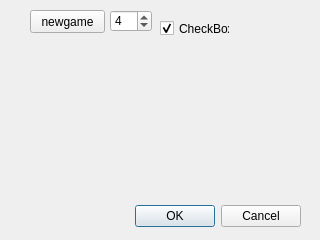
Before: the Qt Designer form src/newgame.ui in hberg539/hska-2048, drawn with Qt 5.
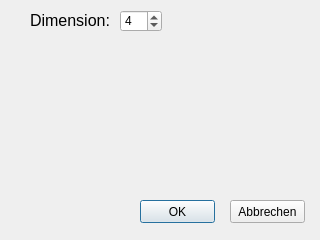
After: the same form once the commit is applied.

```diff
--- a/src/newgame.ui
+++ b/src/newgame.ui
@@ -13,61 +13,23 @@
   <property name="windowTitle">
    <string>Dialog</string>
   </property>
-  <widget class="QDialogButtonBox" name="buttonBox">
-   <property name="geometry">
-    <rect>
-     <x>0</x>
-     <y>200</y>
-     <width>301</width>
-     <height>32</height>
-    </rect>
-   </property>
-   <property name="orientation">
-    <enum>Qt::Horizontal</enum>
-   </property>
-   <property name="standardButtons">
-    <set>QDialogButtonBox::Cancel|QDialogButtonBox::Ok</set>
-   </property>
-  </widget>
   <widget class="QPushButton" name="pushButton_newgame">
    <property name="geometry">
     <rect>
-     <x>30</x>
-     <y>10</y>
+     <x>140</x>
+     <y>200</y>
      <width>75</width>
      <height>23</height>
     </rect>
    </property>
    <property name="text">
-    <string>newgame</string>
-   </property>
-  </widget>
-  <widget class="QCheckBox" name="checkBox">
-   <property name="geometry">
-    <rect>
-     <x>160</x>
-     <y>20</y>
-     <width>70</width>
-     <height>17</height>
-    </rect>
-   </property>
-   <property name="text">
-    <string>CheckBox</string>
-   </property>
-   <property name="checkable">
-    <bool>true</bool>
-   </property>
-   <property name="checked">
-    <bool>true</bool>
-   </property>
-   <property name="tristate">
-    <bool>false</bool>
+    <string>OK</string>
    </property>
   </widget>
   <widget class="QSpinBox" name="spinBox">
    <property name="geometry">
     <rect>
-     <x>110</x>
+     <x>120</x>
      <y>10</y>
      <width>42</width>
      <height>22</height>
@@ -80,6 +42,32 @@
     <number>4</number>
    </property>
   </widget>
+  <widget class="QLabel" name="label">
+   <property name="geometry">
+    <rect>
+     <x>30</x>
+     <y>10</y>
+     <width>81</width>
+     <height>21</height>
+    </rect>
+   </property>
+   <property name="text">
+    <string>&lt;html&gt;&lt;head/&gt;&lt;body&gt;&lt;p&gt;&lt;span style=&quot; font-size:12pt;&quot;&gt;Dimension:&lt;/span&gt;&lt;/p&gt;&lt;/body&gt;&lt;/html&gt;</string>
+   </property>
+  </widget>
+  <widget class="QPushButton" name="pushButton_abbrechen">
+   <property name="geometry">
+    <rect>
+     <x>230</x>
+     <y>200</y>
+     <width>75</width>
+     <height>23</height>
+    </rect>
+   </property>
+   <property name="text">
+    <string>Abbrechen</string>
+   </property>
+  </widget>
  </widget>
  <resources/>
  <connections>
```
Left out of the diff: 35 changed lines with no effect on the pictures.
